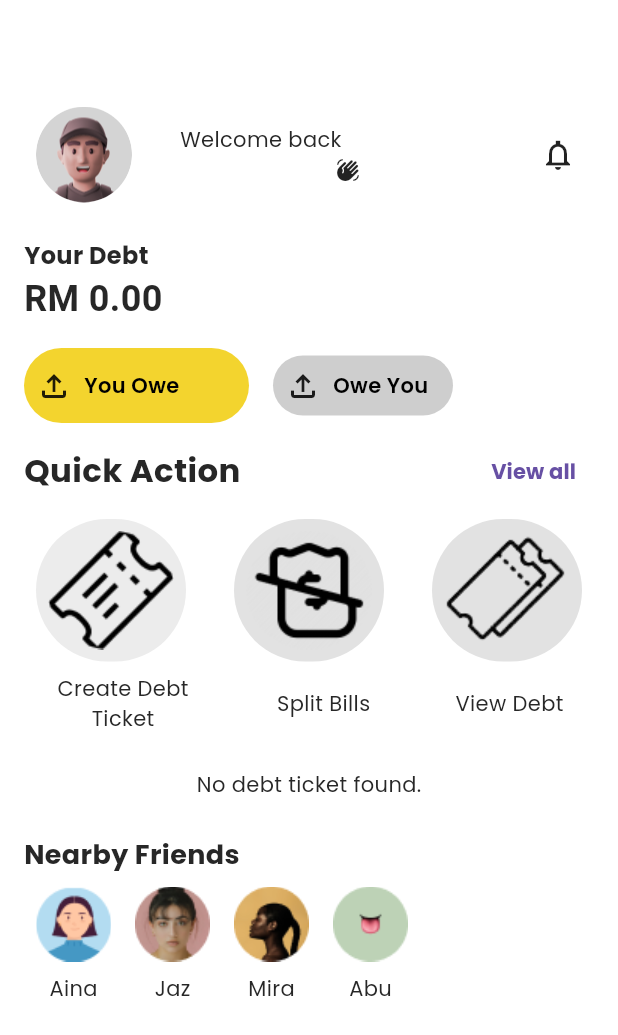
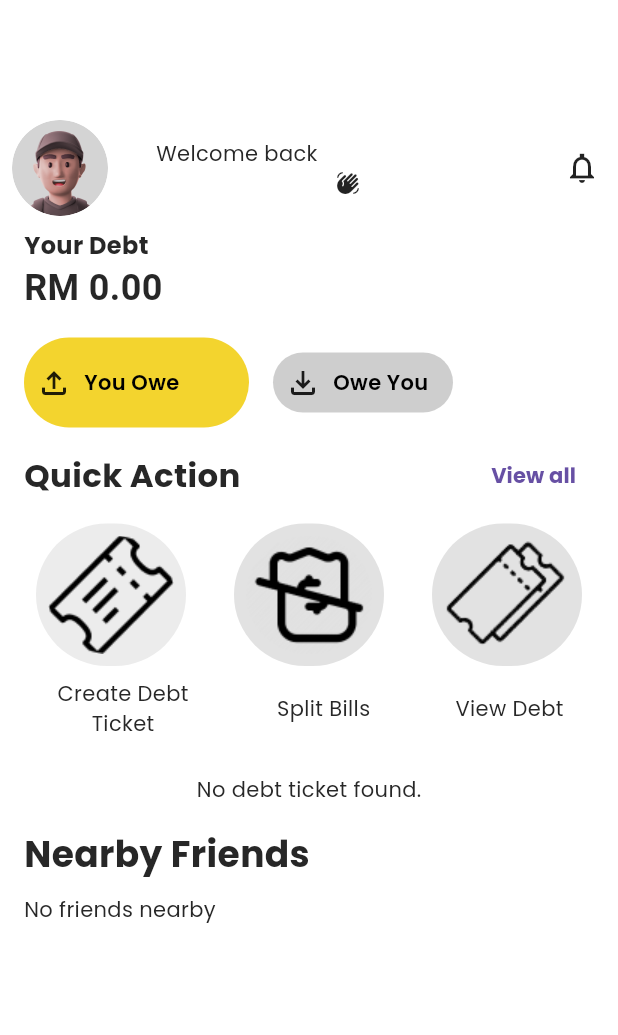
Before and after one commit to fikriupm/bucksbuddy, a Flutter app: the Homepage screen opened directly, after a tap on "You Owe", on a phone screen of 412 x 824 dp. Shown: the top 1035 px of the screen. Run offline on Flutter 3.47's test engine with Material 3 defaults, Android fonts, the phone set to English and light mode, and no system bars; our stand-ins replace cached_network_image, cloud_firestore, connectivity_plus, contacts_service, firebase_auth, firebase_core and 16 more; missing offline and left inert: capped_progress_indicator, dart:ffi; accounts and stored records are empty; project files that could hold a hidden picture were left out.

Commit message:
update image

```diff
--- a/lib/data/repositories/user/user_repository.dart
+++ b/lib/data/repositories/user/user_repository.dart
@@ -10,15 +10,11 @@
 import 'package:get/get.dart';
 import 'package:image_picker/image_picker.dart';
 
-
-
 /// Repository class for user-related operations.
 class UserRepository extends GetxController {
   static UserRepository get instance => Get.find();
 
   final FirebaseFirestore _db = FirebaseFirestore.instance;
-
-
 
   /// Function to save user data to Firestore.
   Future<void> saveUserRecord(UserModel user) async {
@@ -39,8 +35,12 @@
   Future<UserModel> fetchUserDetails() async {
     try {
       //data in json, json called map, data in string, dynamic is value
-     final documentSnapshot = await _db.collection("Users").doc(AuthenticationRepository.instance.authUser?.uid).get();
-     if (documentSnapshot.exists){
+      final documentSnapshot = await _db
+          .collection("Users")
+          .doc(AuthenticationRepository.instance.authUser?.uid)
+          .get();
+      if (documentSnapshot.exists) {
+        //exception
         return UserModel.fromSnapshot(documentSnapshot);
       } else {
         return UserModel.empty();
@@ -55,10 +55,14 @@
       throw 'Something went wrong. Please try again';
     }
   }
+
   /// Function to update user data in Firestore.
   Future<void> updateUserDetails(UserModel updatedUser) async {
     try {
-     await _db.collection("Users").doc(updatedUser.id).set(updatedUser.toJson());
+      await _db
+          .collection("Users")
+          .doc(updatedUser.id)
+          .set(updatedUser.toJson());
     } on FirebaseException catch (e) {
       throw TFirebaseException(e.code).message;
     } on FormatException catch (_) {
@@ -69,10 +73,14 @@
       throw 'Something went wrong. Please try again';
     }
   }
+
   /// update any field in specific user in collection
   Future<void> updateSingleField(Map<String, dynamic> json) async {
     try {
-     await _db.collection("Users").doc(AuthenticationRepository.instance.authUser?.uid).update(json);
+      await _db
+          .collection("Users")
+          .doc(AuthenticationRepository.instance.authUser?.uid)
+          .update(json);
     } on FirebaseException catch (e) {
       throw TFirebaseException(e.code).message;
     } on FormatException catch (_) {
@@ -83,6 +91,7 @@
       throw 'Something went wrong. Please try again';
     }
   }
+
   /// function to remove user data from firestore
   Future<void> removeUserRecord(String userId) async {
     try {
@@ -98,7 +107,6 @@
     }
   }
 
-
   /// Function to fetch all users from Firestore.
   Future<List<UserModel>> fetchAllUsers() async {
     try {
@@ -107,7 +115,9 @@
         print('No users found in the collection.');
         return [];
       }
-   return querySnapshot.docs.map((doc) => UserModel.fromSnapshot(doc)).toList();
+      return querySnapshot.docs
+          .map((doc) => UserModel.fromSnapshot(doc))
+          .toList();
     } on FirebaseException catch (e) {
       print('FirebaseException: ${e.code}');
       throw TFirebaseException(e.code).message;
@@ -123,17 +133,13 @@
     }
   }
 
-
   ///upload any image
   Future<String> uploadImage(String path, XFile image) async {
     try {
-
-
       final ref = FirebaseStorage.instance.ref(path).child(image.name);
       await ref.putFile(File(image.path));
       final url = await ref.getDownloadURL();
       return url;
-
     } on FirebaseException catch (e) {
       throw TFirebaseException(e.code).message;
     } on FormatException catch (_) {
@@ -145,9 +151,9 @@
     }
   }
 
-
   //Function to add friends to user's friend list
- Future<void> addFriend(String userId, String friendId, String friendUsername, String currentUserUsername) async {
+  Future<void> addFriend(String userId, String friendId, String friendUsername,
+      String currentUserUsername) async {
     try {
       // Construct the friend object for the current user
       Map<String, String> friendForCurrentUser = {
@@ -155,19 +161,16 @@
         'friendUsername': friendUsername,
       };
 
-
       // Construct the friend object for the friend
       Map<String, String> friendForFriend = {
         'friendId': userId,
         'friendUsername': currentUserUsername,
       };
 
-
       // Update the current user's friends list to add the friend
       await _db.collection('Users').doc(userId).update({
         'friends': FieldValue.arrayUnion([friendForCurrentUser]),
       });
-
 
       // Update the friend's friends list to add the current user
       await _db.collection('Users').doc(friendId).update({
@@ -178,10 +181,8 @@
     }
   }
 
-
-
-
-Future<void> removeFriend(String userId, String friendId, String friendUsername, String currentUserUsername) async {
+  Future<void> removeFriend(String userId, String friendId,
+      String friendUsername, String currentUserUsername) async {
     try {
       // Construct the friend object for the current user
       Map<String, String> friendForCurrentUser = {
@@ -189,19 +190,16 @@
         'friendUsername': friendUsername,
       };
 
-
       // Construct the friend object for the friend
       Map<String, String> friendForFriend = {
         'friendId': userId,
         'friendUsername': currentUserUsername,
       };
 
-
       // Update the current user's friends list to remove the friend
       await _db.collection('Users').doc(userId).update({
         'friends': FieldValue.arrayRemove([friendForCurrentUser]),
       });
-
 
       // Update the friend's friends list to remove the current user
       await _db.collection('Users').doc(friendId).update({
@@ -212,17 +210,17 @@
     }
   }
 
-
   //Function to retrieve current user's friends
   Future<List<String>> fetchCurrentUserFriends(String userId) async {
     try {
-   final documentSnapshot =
-       await _db.collection("Users").doc(userId).get();
+      final documentSnapshot = await _db.collection("Users").doc(userId).get();
       if (documentSnapshot.exists) {
         final userData = documentSnapshot.data();
         if (userData != null && userData['friends'] != null) {
           final List<dynamic> friendsData = userData['friends'];
-       return friendsData.map<String>((friend) => friend['friendId'].toString()).toList();
+          return friendsData
+              .map<String>((friend) => friend['friendId'].toString())
+              .toList();
         }
       }
       return [];
@@ -236,6 +234,4 @@
       throw 'Something went wrong. Please try again';
     }
   }
-
-
 }
--- a/lib/features/home/CreateDebt/controller/debt_ticket_controller.dart
+++ b/lib/features/home/CreateDebt/controller/debt_ticket_controller.dart
@@ -16,6 +16,16 @@
   final BankAccountController bankAccountController =
       BankAccountController.instance;
   var isPaid = true.obs;
+
+  @override
+  void initState() {
+    super.onStart;
+  }
+
+  @override
+  void onClosed() {
+    super.onClose();
+  }
 
   Future<void> saveDebtTicket(DebtTicket ticket, String username) async {
     try {
--- a/lib/features/home/controllers/homepage_controller.dart
+++ b/lib/features/home/controllers/homepage_controller.dart
@@ -10,12 +10,16 @@
   RxBool isOweYouSelected = false.obs; // Track if "Owe You" button is selected
   RxBool isYouOweSelected = true.obs;
 
-  var uid = ''.obs;
+  // for friend image and name
+  var friendNames = <String>[].obs;
+  var friendImages = <String>[].obs;
+
   var currentselected = 'You Owe'.obs;
   @override
   void onInit() {
     super.onInit();
-    loadCurrentUserData();
+    fetchAllFriends();
+    //loadCurrentUserData();
   }
 
   Future<void> loadBalanceDebtYouOwn(String debtorName) async {
@@ -84,11 +88,11 @@
       // Step 1: Get the current user's UID
       User? user = FirebaseAuth.instance.currentUser;
       if (user != null) {
-        uid.value = user.uid;
+        var uid = user.uid;
 
         // Step 2: Query Firestore using the UID and specific document ID
         DocumentSnapshot<Map<String, dynamic>> snapshot =
-            await _firestore.collection('Users').doc(uid.value).get();
+            await _firestore.collection('Users').doc(uid).get();
 
         // Step 3: Assign the fetched document to the Rx variable
         if (snapshot.exists) {
@@ -169,4 +173,58 @@
       }
     }
   }
+
+  Future<void> fetchAllFriends() async {
+    try {
+      User? user = FirebaseAuth.instance.currentUser;
+      // Retrieve all user documents from the 'Users' collection
+      List<String> fetchedFriendNames = [];
+      List<String> fetchedFriendImages = [];
+      if (user != null) {
+        var uid = user.uid;
+        // Query the 'Users' document for the current user
+        DocumentSnapshot<Map<String, dynamic>> friendsSnapshot =
+            await FirebaseFirestore.instance.collection('Users').doc(uid).get();
+
+        // Check if the document exists
+        if (friendsSnapshot.exists) {
+          var friendsData = friendsSnapshot.data();
+
+          // Check if the data is not null and contains the 'friends' key
+          if (friendsData != null && friendsData['friends'] != null) {
+            var friendsList = friendsData['friends'] as List;
+
+            // Iterate through each friend map
+            for (var friend in friendsList) {
+              if (friend is Map<String, dynamic>) {
+                // Extract and store the friend's username
+                if (friend['friendUsername'] != null) {
+                  fetchedFriendNames.add(friend['friendUsername'] as String);
+                }
+                // Extract and store the friend's profile picture if available
+                if (friend['friendProfilePicture'] != null) {
+                  fetchedFriendImages
+                      .add(friend['friendProfilePicture'] as String);
+                } else {
+                  // Add a default or placeholder image if profile picture is not available
+                  fetchedFriendImages.add(
+                      'default_image_url'); // replace with your default image URL
+                }
+              }
+            }
+          } else {
+            print("The 'friends' field is missing in document");
+          }
+        } else {
+          print("No document found for userId: $uid");
+        }
+      }
+
+      // Update the observable lists
+      friendNames.assignAll(fetchedFriendNames);
+      friendImages.assignAll(fetchedFriendImages);
+    } catch (e) {
+      print('Error completing: $e');
+    }
+  }
 }
--- a/lib/features/home/homepage.dart
+++ b/lib/features/home/homepage.dart
@@ -1,3 +1,6 @@
+import 'package:bucks_buddy/utils/device/device_utility.dart';
+import 'package:bucks_buddy/utils/helpers/helper_functions.dart';
+import 'package:flutter/material.dart';
 import 'package:bucks_buddy/features/home/controllers/homepage_controller.dart';
 import 'package:bucks_buddy/features/home/screens/widget/debt_amount.dart';
 import 'package:bucks_buddy/features/home/screens/widget/debt_details_section.dart';
@@ -7,65 +10,75 @@
 import 'package:bucks_buddy/features/home/screens/widget/user_section.dart';
 import 'package:bucks_buddy/features/view_debt_analysis/controller/expenses_controller.dart';
 import 'package:bucks_buddy/utils/constants/sizes.dart';
-import 'package:flutter/material.dart';
 import 'package:get/get.dart';
 
 class Homepage extends StatelessWidget {
-  Homepage({super.key});
-  HomeController homeController = Get.put(HomeController());
-  final ExpensesController expensesController = Get.put(ExpensesController());
+  Homepage({Key? key}) : super(key: key);
+
+  final HomeController homeController = Get.put(HomeController());
+  //final ExpensesController expensesController = Get.put(ExpensesController());
 
   @override
   Widget build(BuildContext context) {
     return Scaffold(
-      body: SingleChildScrollView(
-        child: Padding(
-          padding: EdgeInsets.only(
-              left: 16.0,
-              right: 16.0,
-              top: 47.0,
-              bottom: 10.0), // Adjust the values as needed
+      body: Column(
+        crossAxisAlignment: CrossAxisAlignment.start,
+        children: [
+          // User section (fixed at the top)
+          Container(
+            color: Colors.white,
             child: Column(
               crossAxisAlignment: CrossAxisAlignment.start,
               children: [
                 SizedBox(height: TSizes.spaceBtwItems),
+                // User section
+                Padding(
+                  padding: EdgeInsets.only(top: TDeviceUtils.getAppBarHeight()),
+                  child: UserSection(),
+                ),
+              ],
+            ),
+          ),
 
-              // user section
-              UserSection(),
-              SizedBox(height: TSizes.spaceBtwItems),
-
+          // Scrollable content
+          Expanded(
+            child: SingleChildScrollView(
+              child: Padding(
+                padding: const EdgeInsets.symmetric(horizontal: 16.0),
+                child: Column(
+                  crossAxisAlignment: CrossAxisAlignment.start,
+                  children: [
                     // Debt amount section
                     DebtAmount(),
-              SizedBox(height: TSizes.spaceBtwItems),
+                    const SizedBox(height: TSizes.spaceBtwItems),
 
                     // Debt category section
                     DebtDetailsSection(),
-              SizedBox(height: TSizes.sm),
+                    const SizedBox(height: TSizes.sm),
 
-              // quick action
-              QuickActionSection(),
-              SizedBox(height: TSizes.sm),
+                    // Quick action section
+                    const QuickActionSection(),
+                    const SizedBox(height: TSizes.sm),
 
-              QuickActionIcon(),
-              SizedBox(height: TSizes.sm),
-              QuickActionText(),
-              SizedBox(height: TSizes.defaultSpace),
+                    // Quick action icon, text, etc. (if they are widgets)
+                    const QuickActionIcon(),
+                    const SizedBox(height: TSizes.sm),
+                    const QuickActionText(),
+                    const SizedBox(height: TSizes.defaultSpace),
 
-              // recents Split Bills
-              RecentDebtSection(),
-              SizedBox(height: TSizes.spaceBtwItems),
+                    // Recent Split Bills
+                    const RecentDebtSection(),
+                    const SizedBox(height: TSizes.spaceBtwItems),
 
-              SizedBox(height: TSizes.sm),
-
-              // nearby friend
+                    // Nearby friend section
                     NearbyFriendsSection(),
-
-              // under nearby friend class
-              FriendProfile(),
                   ],
                 ),
               ),
             ),
+          ),
+        ],
+      ),
     );
   }
 }
--- a/lib/features/home/screens/widget/debt_details_section.dart
+++ b/lib/features/home/screens/widget/debt_details_section.dart
@@ -16,7 +16,7 @@
         Obx(() => AnimatedContainer(
               duration: const Duration(milliseconds: 300),
               width: homeController.isYouOweSelected.value ? 150 : 120,
-              height: homeController.isYouOweSelected.value ? 50 : 40,
+              height: homeController.isYouOweSelected.value ? 60 : 40,
               decoration: BoxDecoration(
                 color: const Color(0xFFF0CA00).withOpacity(0.82),
                 borderRadius: BorderRadius.circular(100),
@@ -61,7 +61,7 @@
         Obx(() => AnimatedContainer(
               duration: const Duration(milliseconds: 300),
               width: homeController.isOweYouSelected.value ? 150 : 120,
-              height: homeController.isOweYouSelected.value ? 50 : 40,
+              height: homeController.isOweYouSelected.value ? 60 : 40,
               decoration: BoxDecoration(
                 color: Colors.grey.withOpacity(0.5),
                 borderRadius: BorderRadius.circular(100),
@@ -70,7 +70,7 @@
                 children: [
                   const Padding(
                     padding: EdgeInsets.all(8.0),
-                    child: Icon(Icons.file_upload_outlined),
+                    child: Icon(Icons.file_download_outlined),
                   ),
                   GestureDetector(
                     onTap: () async {
--- a/lib/features/home/screens/widget/nearby_friend_section.dart
+++ b/lib/features/home/screens/widget/nearby_friend_section.dart
@@ -1,51 +1,77 @@
-import 'package:bucks_buddy/utils/constants/image_strings.dart';
-import 'package:bucks_buddy/utils/constants/sizes.dart';
+import 'package:bucks_buddy/features/home/controllers/homepage_controller.dart';
 import 'package:flutter/material.dart';
+import 'package:get/get.dart';
 
 class NearbyFriendsSection extends StatelessWidget {
-  const NearbyFriendsSection({
-    super.key,
-  });
+  final HomeController homeController = Get.find();
 
   @override
   Widget build(BuildContext context) {
-    return const Row(
+    return Column(
+      crossAxisAlignment: CrossAxisAlignment.start,
       children: [
-        Text(
+        const Text(
           "Nearby Friends",
           style: TextStyle(
-              fontSize: TSizes.fontSizeLg, fontWeight: FontWeight.bold),
-        )
+            fontSize: 24, // Adjust the font size as needed
+            fontWeight: FontWeight.bold,
+          ),
+        ),
+        const SizedBox(height: 10), // Add some spacing
+        Obx(() {
+          homeController.fetchAllFriends();
+          var friendNames = homeController.friendNames;
+          if (friendNames.isEmpty) {
+            return const Text("No friends nearby");
+          }
+          return SingleChildScrollView(
+            scrollDirection: Axis.horizontal,
+            child: Row(
+              children: [
+                for (int i = 0; i < friendNames.length; i++)
+                  Container(
+                    margin: const EdgeInsets.symmetric(horizontal: 8.0),
+                    child: Column(
+                      children: [
+                        Container(
+                          width: 50,
+                          height: 50,
+                          decoration: BoxDecoration(
+                            shape: BoxShape.circle,
+                            color: Colors.grey.shade300, // Use a shade of grey
+                          ),
+                          child: homeController.friendImages.length > i &&
+                                  isValidUrl(homeController.friendImages[i])
+                              ? ClipOval(
+                                  child: Image.network(
+                                    homeController.friendImages[i],
+                                    width: 50,
+                                    height: 50,
+                                    fit: BoxFit.cover,
+                                  ),
+                                )
+                              : const Icon(Icons.person,
+                                  size: 40, color: Colors.white),
+                        ),
+                        const SizedBox(height: 4),
+                        Text(
+                          homeController.friendNames[i],
+                          style: const TextStyle(fontSize: 12),
+                        ),
+                      ],
+                    ),
+                  )
+              ],
+            ),
+          );
+        }),
       ],
     );
   }
-}
 
-class FriendProfile extends StatelessWidget {
-  const FriendProfile({
-    super.key,
-  });
-
-  @override
-  Widget build(BuildContext context) {
-    return Row(
-      children: [
-        for (int i = 0; i < profileImages.length; i++)
-          Column(
-            children: [
-              Container(
-                margin: const EdgeInsets.all(8.0),
-                child: Image.asset(
-                  profileImages[i],
-                  width: 50, // Set the width of the image
-                  height: 50, // Set the height of the image
-                  fit: BoxFit.cover,
-                ),
-              ),
-              Text(friendName[i])
-            ],
-          ),
-      ],
-    );
+  bool isValidUrl(String url) {
+    // A simple URL validation, you might want to improve this
+    Uri uri = Uri.tryParse(url) ?? Uri();
+    return uri.isAbsolute && (uri.scheme == 'http' || uri.scheme == 'https');
   }
 }
--- a/lib/features/view_debt_analysis/controller/expenses_controller.dart
+++ b/lib/features/view_debt_analysis/controller/expenses_controller.dart
@@ -1,6 +1,7 @@
 import 'dart:ffi';
 
 import 'package:bucks_buddy/features/view_debt_analysis/model/expenses_model.dart';
+import 'package:capped_progress_indicator/capped_progress_indicator.dart';
 import 'package:cloud_firestore/cloud_firestore.dart';
 import 'package:firebase_auth/firebase_auth.dart';
 import 'package:get/get.dart';
@@ -61,6 +62,10 @@
   var highestRmYouReceive = 0.0.obs;
   var secondHighestRmYouReceive = 0.0.obs;
   var lastRmYouReceive = 0.0.obs;
+
+  //
+  var errorNoAmountReceive = ''.obs;
+  var errorNoAmountPaid = ''.obs;
 
   @override
   void onInit() {
@@ -202,7 +207,8 @@
   }
 
 //determine category score for amount receive
-  void determineHighestSecondAndLastYouReceive() {
+  Future<String> determineHighestSecondAndLastYouReceive() async {
+    try {
       // Create a list of tuples containing the category and the corresponding value
       List<Map<String, dynamic>> values = [
         {'category': 'Food', 'value': totalFoodPeoplePaid.value},
@@ -245,11 +251,16 @@
       print(
           'Second Highest: ${secondHighest['category']} with value ${secondHighest['value']}');
       print('Last: ${last['category']} with value ${last['value']}');
-
+    } catch (e) {
+      errorNoAmountReceive.value = e.toString();
+      return errorNoAmountReceive.value;
+    }
+    return errorNoAmountReceive.value;
     // You can use these values to update your UI or perform other logic
   }
 
-  void determineHighestSecondAndLastYouPaid() {
+  Future<String> determineHighestSecondAndLastYouPaid() async {
+    try {
       // Create a list of tuples containing the category and the corresponding value
       List<Map<String, dynamic>> values = [
         {'category': 'Food', 'value': totalFoodYouPaid.value},
@@ -301,7 +312,11 @@
       print(
           'Second Highest: ${secondHighest['category']} with value ${secondHighest['value']}');
       print('Last: ${last['category']} with value ${last['value']}');
-
+    } catch (e) {
+      errorNoAmountPaid.value = e.toString();
+      return errorNoAmountPaid.value;
+    }
+    return errorNoAmountPaid.value;
     // You can use these values to update your UI or perform other logic
   }
 
--- a/lib/features/view_debt_analysis/screen/expenses/expenses.dart
+++ b/lib/features/view_debt_analysis/screen/expenses/expenses.dart
@@ -11,14 +11,7 @@
   Widget build(BuildContext context) {
     final ExpensesController expensesController = Get.find();
     return Scaffold(
-      appBar: AppBar(
-        leading: IconButton(
-          onPressed: () {
-            Get.back();
-          },
-          icon: const Icon(Icons.keyboard_backspace_rounded),
-        ),
-      ),
+      appBar: AppBar(),
       body: SingleChildScrollView(
         child: Padding(
           padding: TSpacingStyle.paddingWithAppBarHeight,
@@ -78,7 +71,7 @@
                               print('Error fetching data: ${e.toString()}');
                               return Text(
                                 'Error: ${e.toString()}',
-                                style: TextStyle(color: Colors.red),
+                                style: const TextStyle(color: Colors.red),
                               );
                             }
                           }),
@@ -421,6 +414,11 @@
   }
 
   Obx paiChart(ExpensesController expensesController) {
+    try {
+      var errorNoAmountPaid = expensesController.errorNoAmountPaid.value;
+      var errorNoAmountReceive = expensesController.errorNoAmountReceive.value;
+
+      if (errorNoAmountPaid == '' && errorNoAmountReceive == '') {
         return Obx(() {
           bool amountPaid = expensesController.amountPaid.value;
           return PieChart(
@@ -457,5 +455,25 @@
             ),
           );
         });
+      } else {
+        return Obx(() {
+          bool amountPaid = expensesController.amountPaid.value;
+          return Center(
+            child: Text(
+              amountPaid
+                  ? expensesController.errorNoAmountPaid.value
+                  : expensesController.errorNoAmountReceive.value,
+              style: const TextStyle(fontSize: TSizes.fontSizeSm),
+            ),
+          );
+        });
+      }
+    } catch (e) {
+      return Obx(() {
+        return const Center(
+          child: Text('An error occurred'),
+        );
+      });
     }
   }
+}
```
Also changed, not shown: lib/addFriendScreen.dart (+25 -37 lines). Lines whose indentation alone changed are shown as unchanged.
